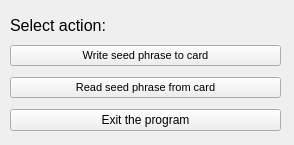
Qt form gui/forms/StartWindow.ui (exceptionoff/spmc) before a commit.
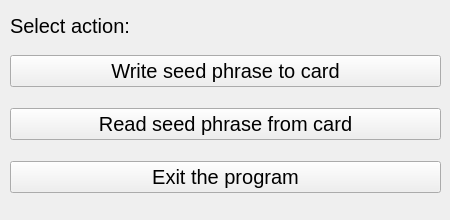
The same form after that commit.

The edit to the form file:
```diff
--- a/gui/forms/StartWindow.ui
+++ b/gui/forms/StartWindow.ui
@@ -6,8 +6,8 @@
    <rect>
     <x>0</x>
     <y>0</y>
-    <width>294</width>
-    <height>145</height>
+    <width>450</width>
+    <height>220</height>
    </rect>
   </property>
   <property name="sizePolicy">
@@ -36,8 +36,8 @@
     <rect>
      <x>10</x>
      <y>40</y>
-     <width>271</width>
-     <height>98</height>
+     <width>431</width>
+     <height>171</height>
     </rect>
    </property>
    <layout class="QVBoxLayout" name="verticalLayout">
@@ -46,7 +46,7 @@
       <property name="font">
        <font>
         <family>MS Shell Dlg 2</family>
-        <pointsize>8</pointsize>
+        <pointsize>15</pointsize>
        </font>
       </property>
       <property name="text">
@@ -59,7 +59,7 @@
       <property name="font">
        <font>
         <family>MS Shell Dlg 2</family>
-        <pointsize>8</pointsize>
+        <pointsize>15</pointsize>
        </font>
       </property>
       <property name="text">
@@ -69,6 +69,11 @@
     </item>
     <item>
      <widget class="QPushButton" name="exitButton">
+      <property name="font">
+       <font>
+        <pointsize>15</pointsize>
+       </font>
+      </property>
       <property name="text">
        <string>Exit the program</string>
       </property>
@@ -88,7 +93,7 @@
    <property name="font">
     <font>
      <family>MS Shell Dlg 2</family>
-     <pointsize>12</pointsize>
+     <pointsize>15</pointsize>
     </font>
    </property>
    <property name="text">
```
Left out of the diff: 20 changed lines with no effect on the pictures.
